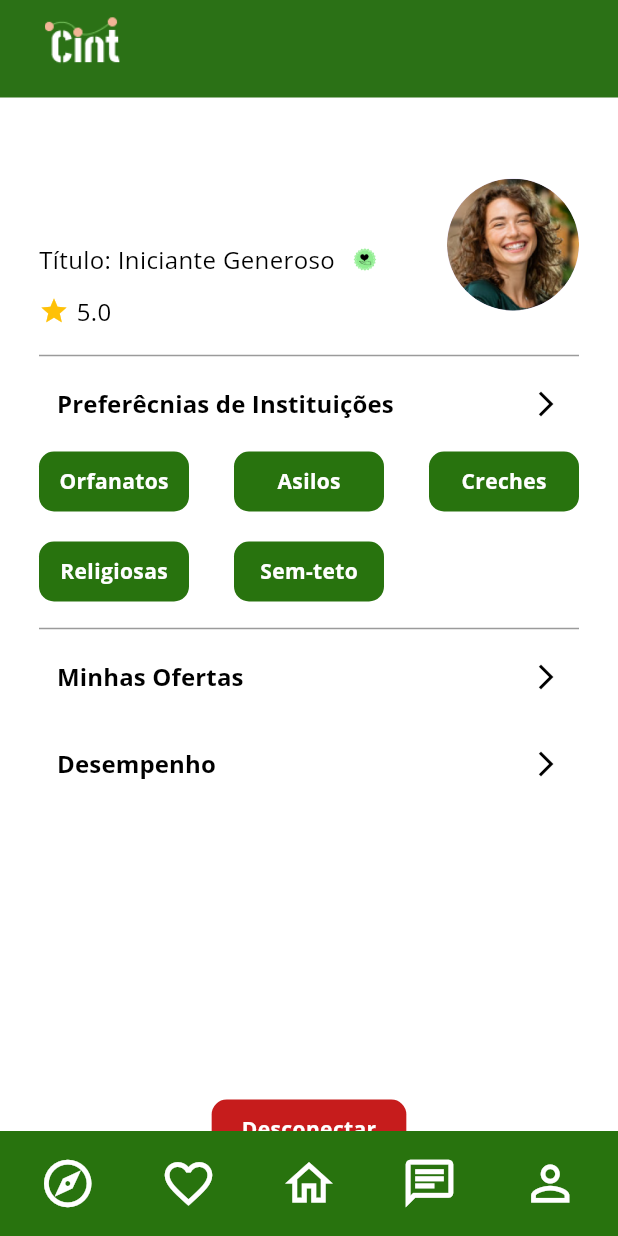
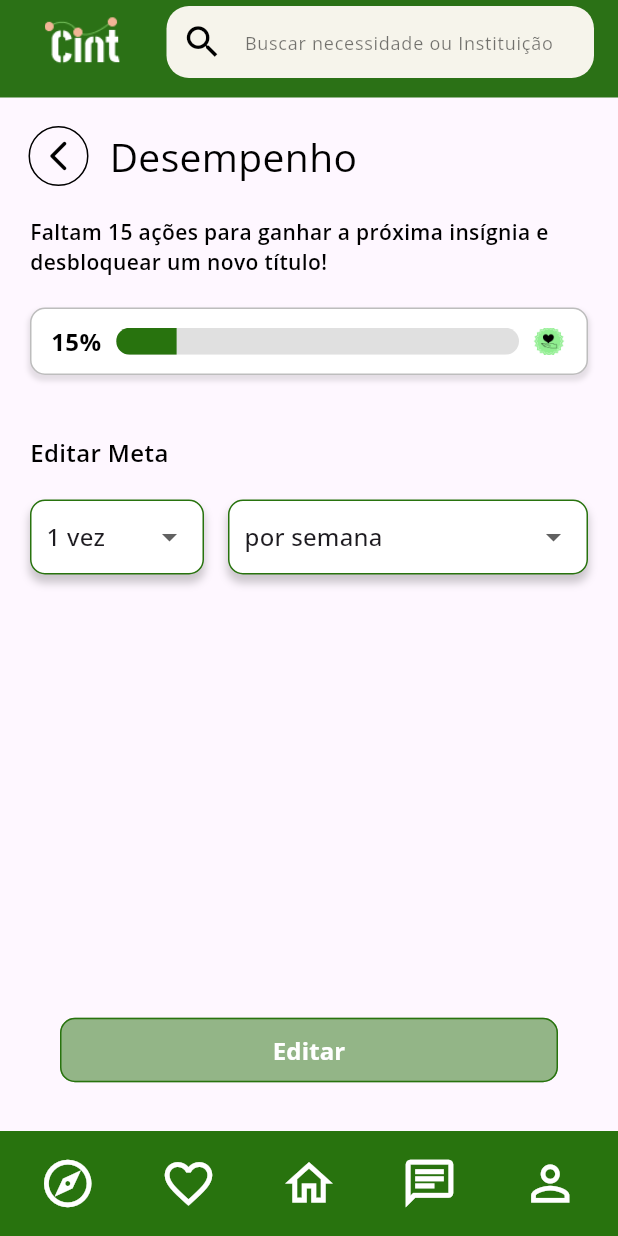
Before and after one commit to gui-henri/cint, a Flutter app: the PerfilPage screen opened by its route, item 5 of the bottom bar chosen, after a tap on "Desempenho", on a phone screen of 412 x 824 dp. Run offline on Flutter 3.47's test engine with Material 3 defaults, Android fonts, the phone set to English and light mode, and no system bars; our stand-ins replace carousel_slider, flutter_dotenv, flutter_speed_dial, geolocator, google_fonts, google_maps_flutter and 5 more; missing offline and left inert: dart:ffi, flutter_config; accounts and stored records are empty.

Commit message:
[UI] Tela de desempenho

```diff
--- a/lib/components/header.dart
+++ b/lib/components/header.dart
@@ -4,7 +4,7 @@ class Header extends StatefulWidget implements PreferredSizeWidget {
   final ValueChanged<String> atualizarBusca;
   final String textoSalvo;
   final bool showTextField;
-  const Header({super.key, required this.atualizarBusca, this.textoSalvo = '', this.showTextField = false});
+  const Header({super.key, required this.atualizarBusca, this.textoSalvo = '', this.showTextField = true});
 
   @override
   _HeaderState createState() => _HeaderState();
--- a/lib/components/title_back.dart
+++ b/lib/components/title_back.dart
@@ -8,6 +8,7 @@ Widget titleBack(BuildContext context, String text, String route, args) {
         padding: const EdgeInsets.only(right: 10),
         child: IconButton(
           onPressed: () {
+            print('CLIQUEI POOO');
             Navigator.pop(context);
           },
           icon: const Icon(
--- /dev/null
+++ b/lib/pages/desempenho.page.dart
@@ -0,0 +1,262 @@
+import 'package:flutter/material.dart';
+
+import '../../components/footer.dart';
+import '../../components/header.dart';
+import '../../components/title_back.dart';
+
+class Desempenho extends StatefulWidget {
+  const Desempenho({super.key});
+
+  static const routeName = '/Desempenho';
+
+  @override
+  State<Desempenho> createState() => _DesempenhoState();
+}
+
+class _DesempenhoState extends State<Desempenho> {
+  String? selectedFrequency = '1 vez';
+  String? selectedPeriod = 'por semana';
+
+  final List<String> frequencyOptions = ['1 vez', '2 vezes', '3 vezes', '4 vezes', '5 vezes'];
+  final List<String> periodOptions = ['por dia', 'por semana', 'por mês', 'por ano'];
+
+  final double progress = 0.15;
+
+  bool isButtonEnabled = false;
+
+  void _checkButtonState() {
+    setState(() {
+      isButtonEnabled = selectedFrequency != null && selectedPeriod != null;
+    });
+  }
+
+  @override
+  Widget build(BuildContext context) {
+    return Scaffold(
+      appBar: Header(
+        atualizarBusca: (value) {},
+      ),
+      bottomNavigationBar: const Footer(),
+      body:Stack(
+        children: [
+
+        ListView(
+          padding: const EdgeInsets.only(top: 80, left: 20, right: 20,),
+          children: <Widget>[
+            const Text(
+                'Faltam 15 ações para ganhar a próxima insígnia e desbloquear um novo título!',
+                style: TextStyle(
+                  fontSize: 14,
+                  fontWeight: FontWeight.w600,
+                  color: Colors.black,
+                ),
+              ),
+              const SizedBox(height: 20),
+              Container(
+                padding: const EdgeInsets.fromLTRB(13, 10, 0, 10), // Espaçamento interno do container
+                decoration: BoxDecoration(
+                  color: Colors.white,
+                  borderRadius: BorderRadius.circular(10),
+                  border: Border.all(color: Colors.grey.shade400),
+                  boxShadow: [
+                    BoxShadow(
+                      color: Colors.black.withOpacity(0.1),
+                      spreadRadius: 1,
+                      blurRadius: 2,
+                      offset: const Offset(0, 3),
+                    ),
+                  ],
+                ),
+                child: Row(
+                  children: [
+                    // Percentual à esquerda
+                    Text(
+                      '${(progress * 100).toStringAsFixed(0)}%',
+                      style: const TextStyle(
+                        fontWeight: FontWeight.bold,
+                        fontSize: 16.0,
+                        color: Colors.black,
+                      ),
+                    ),
+                    const SizedBox(width: 10),
+
+                    // Barra de Progresso
+                    Expanded(
+                      child: Stack(
+                        alignment: Alignment.centerRight,
+                        children: [
+                          Padding(
+                            padding: const EdgeInsets.only(right: 45), // Distância entre o ícone e a barra
+                            child: ClipRRect(
+                              borderRadius: BorderRadius.circular(10),
+                              child: LinearProgressIndicator(
+                                value: progress,
+                                backgroundColor: Colors.grey.shade300,
+                                valueColor: const AlwaysStoppedAnimation<Color>(Color(0xFF28730E)),
+                                minHeight: 18,
+                              ),
+                            ),
+                          ),
+
+                          Positioned(
+                            right: 0,
+                            child: Padding(
+                              padding: const EdgeInsets.only(right: 5.0),
+                              child: Container(
+                                  width: 40, // Largura do ícone
+                                  height: 40, // Altura do ícone
+                                  decoration: const BoxDecoration(
+                                    image: DecorationImage(
+                                      image: AssetImage('assets/images/icone_doador.png'),
+                                      fit: BoxFit.contain,
+                                    ),
+                                  ),
+                                ),
+                            ),
+                          ),
+                        ],
+                      ),
+                    ),
+                  ],
+                ),
+              ),
+              const SizedBox(height: 40),
+              const Text(
+                'Editar Meta',
+                style: TextStyle(
+                  fontSize: 16,
+                  fontWeight: FontWeight.w600,
+                  color: Colors.black,
+                ),
+              ),
+
+              const SizedBox(height: 20),
+
+              Row(
+                children: [
+                  // Primeiro Dropdown (Menor)
+                  Expanded(
+                    flex: 1,
+                    child: Container(
+                      margin: const EdgeInsets.only(right: 8.0),
+                      decoration: BoxDecoration(
+                        color: Colors.white,
+                        borderRadius: BorderRadius.circular(10.0),
+                        border: Border.all(color: const Color(0xFF28730E), width: 1),
+                        boxShadow: [
+                          BoxShadow(
+                            color: Colors.black.withOpacity(0.2),
+                            spreadRadius: 0.5,
+                            blurRadius: 4,
+                            offset: const Offset(0, 5), // Shadow position
+                          ),
+                        ],
+                      ),
+                      child: DropdownButton<String>(
+                        padding: const EdgeInsets.symmetric(horizontal: 10.0),
+                        value: selectedFrequency,
+
+                        isExpanded: true,
+                        underline: const SizedBox(),
+                        onChanged: (String? newValue) {
+                          setState(() {
+                            selectedFrequency = newValue;
+                          });
+                          _checkButtonState();
+                        },
+                        items: frequencyOptions.map<DropdownMenuItem<String>>((String value) {
+                          return DropdownMenuItem<String>(
+                            value: value,
+                            child: Text(value),
+                          );
+                        }).toList(),
+                      ),
+                    ),
+                  ),
+                  // Segundo Dropdown (Maior)
+                  Expanded(
+                    flex: 2,
+                    child: Container(
+                      margin: const EdgeInsets.only(left: 8.0),
+                      decoration: BoxDecoration(
+                        color: Colors.white,
+                        borderRadius: BorderRadius.circular(10.0),
+                        border: Border.all(color: const Color(0xFF28730E), width: 1),
+                        boxShadow: [
+                          BoxShadow(
+                            color: Colors.black.withOpacity(0.2),
+                            spreadRadius: 0.5,
+                            blurRadius: 4,
+                            offset: const Offset(0, 5), // Shadow position
+                          ),
+                        ],
+                      ),
+                      child: DropdownButton<String>(
+                        padding: const EdgeInsets.symmetric(horizontal: 10.0),
+                        value: selectedPeriod,
+                        hint: const Text('Selecione o período'),
+                        isExpanded: true,
+                        underline: const SizedBox(),
+                        onChanged: (String? newValue) {
+                          setState(() {
+                            selectedPeriod = newValue;
+                          });
+                          _checkButtonState();
+                        },
+                        items: periodOptions.map<DropdownMenuItem<String>>((String value) {
+                          return DropdownMenuItem<String>(
+                            value: value,
+                            child: Text(value),
+                          );
+                        }).toList(),
+                      ),
+                    ),
+                  ),
+                ],
+              ),
+            ],
+          ),
+           Positioned(
+                bottom: 30.0,
+                right: 40.0,
+                left: 40.0,
+                child: SizedBox(
+                  child: TextButton(
+                    onPressed: isButtonEnabled
+                          ? () async {
+                              // Ação do botão
+                              Navigator.pushReplacementNamed(context, '/home');
+                            }
+                          : null, // Desabilita o botão se não estiver habilitado
+                    style: ButtonStyle(
+                      padding: WidgetStateProperty.all<EdgeInsetsGeometry?>(
+                        const EdgeInsets.symmetric(vertical: 10.0),
+                      ),
+                      backgroundColor: WidgetStateProperty.all<Color>( isButtonEnabled ? const Color(0xFF28730E) : const Color.fromARGB(127, 39, 115, 14)),
+                      shape: WidgetStateProperty.all<RoundedRectangleBorder>(
+                        RoundedRectangleBorder(
+                          borderRadius: BorderRadius.circular(10.0),
+                          side: BorderSide(
+                            width: 1,
+                            color: Theme.of(context).primaryColor,
+                          ),
+                        ),
+                      ),
+                    ),
+                    child: const Text(
+                      'Editar',
+                      style: TextStyle(
+                        color: Colors.white,
+                        fontSize: 16.0,
+                        fontWeight: FontWeight.bold
+                      ),
+                    ),
+                  ),
+                ),
+              ),
+          titleBack(context, 'Desempenho', '/perfil', null),
+        ],
+      ),
+    );
+  }
+}
--- a/lib/pages/perfil.page.dart
+++ b/lib/pages/perfil.page.dart
@@ -215,9 +215,7 @@ class _PerfilPageState extends State<PerfilPage> {
                   const SizedBox(height: 10),
                   CustomTextButton(
                     text: 'Desempenho',
-                    onPressed: () {
-                      // Ação ao pressionar o botão
-                    },
+                    onPressed: () => {Navigator.pushNamed(context, '/Desempenho')},
                   ),
                   // const SizedBox(height: 10),
                   // CustomTextButton(
--- a/lib/routes.dart
+++ b/lib/routes.dart
@@ -4,6 +4,7 @@ import 'package:cint/pages/apresentacao/apresentacaopage.dart';
 import 'package:cint/pages/apresentacao/apresentacao1.dart';
 import 'package:cint/pages/apresentacao/apresentacao2.dart';
 import 'package:cint/pages/apresentacao/apresentacao3.dart';
+import 'package:cint/pages/desempenho.page.dart';
 import 'package:cint/pages/home.page.dart';
 import 'package:cint/pages/login_dev.page.dart';
 import 'package:cint/pages/ongsmap.page.dart';
@@ -35,4 +36,5 @@ Map<String, Widget Function(dynamic)> instanceRoutes(BuildContext context) => {
       ExplorarPage.routeName: (context) => const ExplorarPage(),
       LoginDevPage.routeName: (context) => const LoginDevPage(),
       OngsMap.routeName: (context) => const OngsMap(),
+      Desempenho.routeName: (context) => const Desempenho(),
     };
```
